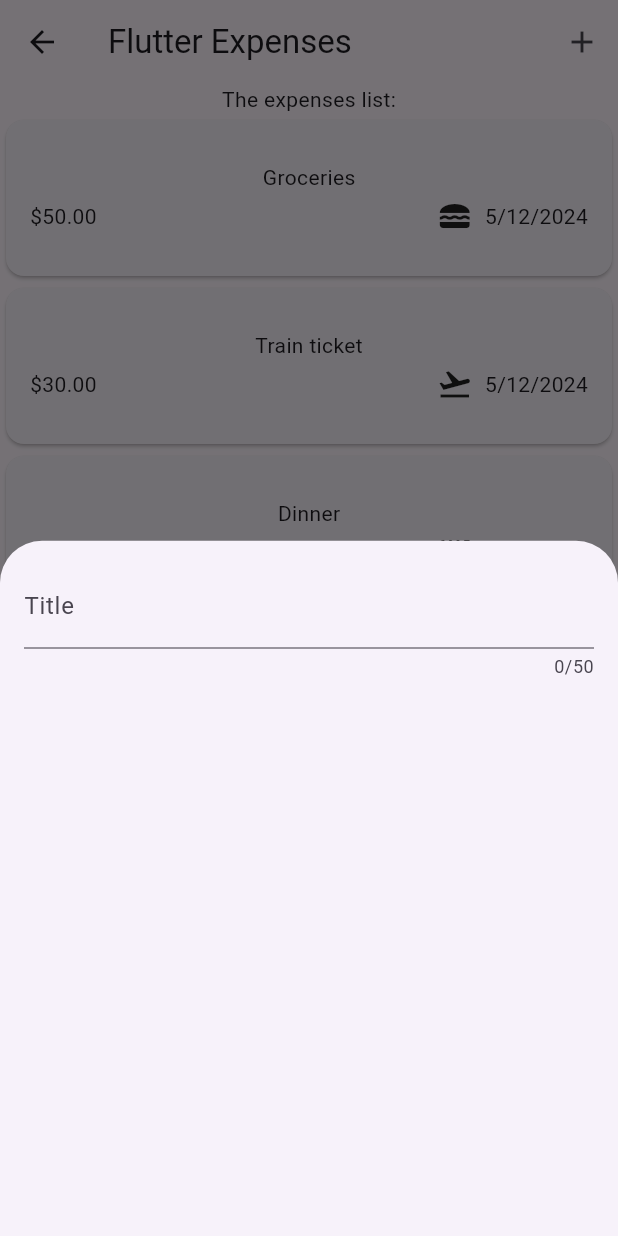
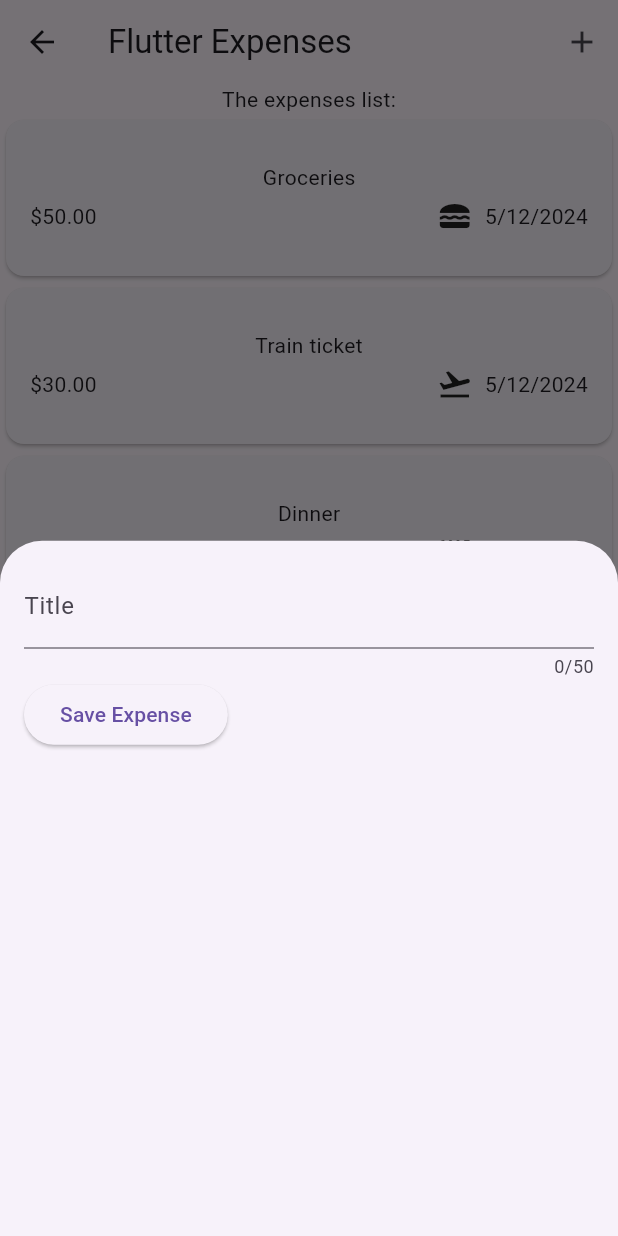
Before and after one commit to WebKBS/flutter-learn, a Flutter app: the Expenses screen opened directly, after a tap on the "add" icon, on a phone screen of 412 x 824 dp. Run offline on Flutter 3.47's test engine with Material 3 defaults, Android fonts, the phone set to English and light mode, and no system bars; our stand-ins replace google_fonts.

Commit message:
타이틀 입력 이벤트 추가

```diff
--- a/expense_tracker/lib/widgets/expenses_list/new_expense.dart
+++ b/expense_tracker/lib/widgets/expenses_list/new_expense.dart
@@ -10,16 +10,35 @@ class NewExpense extends StatefulWidget {
 }
 
 class _NewExpenseState extends State<NewExpense> {
+  var _enteredTitle = '';
+
+  void _saveTitleInput(String inputValue) {
+    _enteredTitle = inputValue;
+  }
+
   @override
   Widget build(BuildContext context) {
-    return const Padding(
-        padding: EdgeInsets.all(16),
+    return Padding(
+        padding: const EdgeInsets.all(16),
         child: Column(
           children: [
             TextField(
+              onChanged: _saveTitleInput,
               maxLength: 50,
-              decoration: InputDecoration(label: Text("Title")),
+              decoration: const InputDecoration(
+                label: Text("Title"),
+              ),
             ),
+            Row(
+              children: [
+                ElevatedButton(
+                  onPressed: () {
+                    print(_enteredTitle);
+                  },
+                  child: const Text('Save Expense'),
+                ),
+              ],
+            )
           ],
         ));
   }
```
